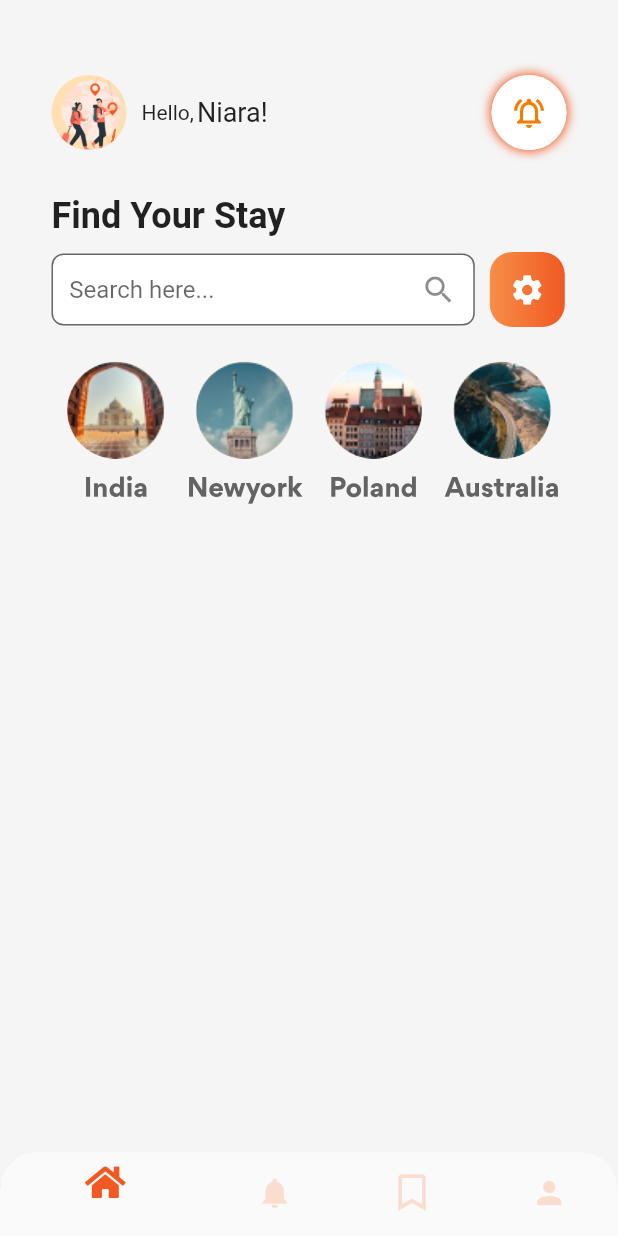
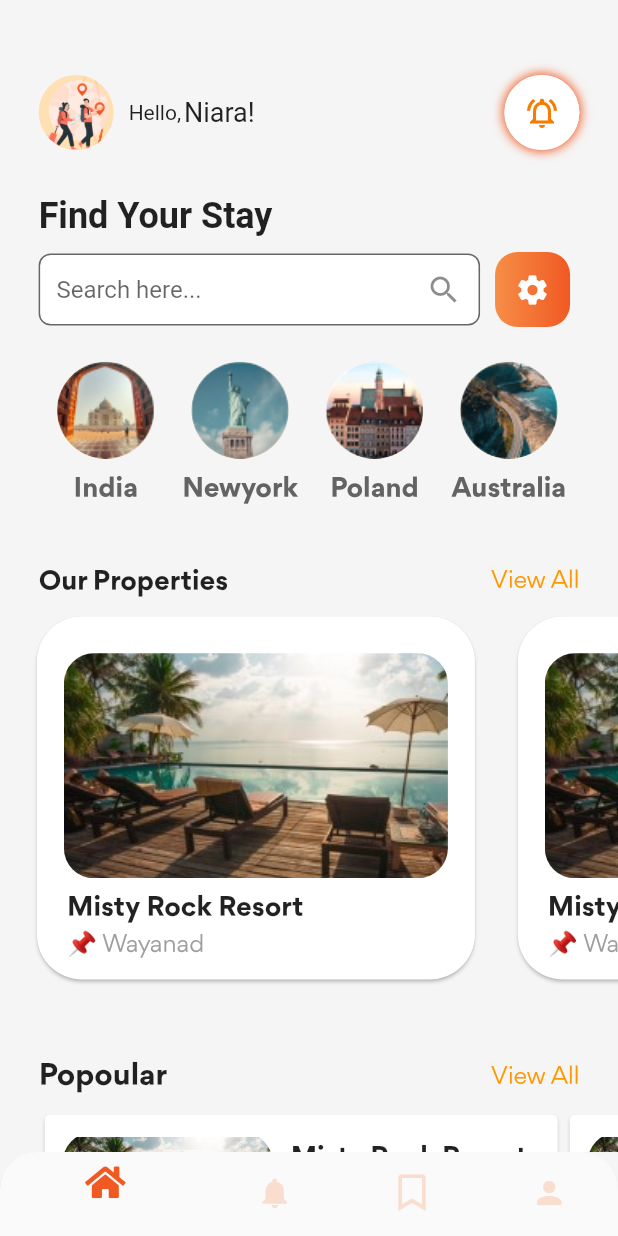
Before and after one commit to EnginBolat/travel_app_ui, a Flutter app: the screen it shows after launch, after a tap on "Get Started", on a phone screen of 412 x 824 dp. Run offline on Flutter 3.47's test engine with Material 2 defaults, Android fonts, the phone set to English and light mode, and no system bars; our stand-ins replace font_awesome_flutter.

Commit message:
Home Page Done

```diff
--- a/lib/main.dart
+++ b/lib/main.dart
@@ -71,7 +71,7 @@ class _MyHomePageState extends State<MyHomePage> {
               textAlign: TextAlign.center,
             ),
             const SizedBox(
-              height: 15,
+              height: 60,
             ),
             const GetStartedButton(),
           ],
--- /dev/null
+++ b/lib/models/hotel.dart
@@ -0,0 +1,21 @@
+import 'hotel_model.dart';
+
+List<Hotel> hotels = [mistyRock,mistyRock2,mistyRock3];
+
+Hotel mistyRock= Hotel(
+  name: "Misty Rock Resort",
+  iUrl: "assets/images/mistyrock.jpg",
+  location: "Wayanad",
+);
+
+Hotel mistyRock2= Hotel(
+  name: "Misty Rock Resort",
+  iUrl: "assets/images/mistyrock.jpg",
+  location: "Wayanad",
+);
+
+Hotel mistyRock3= Hotel(
+  name: "Misty Rock Resort",
+  iUrl: "assets/images/mistyrock.jpg",
+  location: "Wayanad",
+);
--- /dev/null
+++ b/lib/models/hotel_model.dart
@@ -0,0 +1,7 @@
+class Hotel{
+  late String name;
+  late String iUrl;
+  late String location;
+
+  Hotel({required this.name,required this.iUrl,required this.location});
+}
--- a/lib/pages/home_page.dart
+++ b/lib/pages/home_page.dart
@@ -1,5 +1,7 @@
 import 'package:flutter/material.dart';
 import 'package:travel_app_ui/widget/country_list.dart';
+import 'package:travel_app_ui/widget/our_properties.dart';
+import 'package:travel_app_ui/widget/popular_places.dart';
 import '../widget/bottom_navigation_bar.dart';
 import '../widget/search_area.dart';
 import '../widget/top_bar.dart';
@@ -26,7 +28,7 @@ class _HomePageState extends State<HomePage> {
       // ),
       body: SingleChildScrollView(
         child: Padding(
-          padding: const EdgeInsets.symmetric(vertical:50),
+          padding: const EdgeInsets.symmetric(vertical: 50),
           child: Column(
             children: const <Widget>[
               TopBar(),
@@ -38,6 +40,11 @@ class _HomePageState extends State<HomePage> {
                 height: 10,
               ),
               CountryList(),
+              SizedBox(
+                height: 30,
+              ),
+              OurProperties(),
+              PopularPlaces(),
             ],
           ),
         ),
--- a/lib/widget/country_list.dart
+++ b/lib/widget/country_list.dart
@@ -14,16 +14,15 @@ class _CountryListState extends State<CountryList> {
     var deviceWidth = MediaQuery.of(context).size.width;
 
     return Padding(
-      padding: EdgeInsets.symmetric(horizontal: deviceWidth / 12),
-      child: Container(
-        // color:Colors.red,
+      padding: EdgeInsets.symmetric(horizontal: deviceWidth / 16),
+      child: SizedBox(
         height: 120,
         width: deviceWidth,
         child: ListView.builder(
           itemCount: countrys.length,
           scrollDirection: Axis.horizontal,
           itemBuilder: (context, index) => Container(
-            width:  deviceWidth / 4.8 ,
+            width:  deviceWidth / 4.6 ,
             margin: const EdgeInsets.symmetric(vertical: 10),
             child: Column(
               mainAxisAlignment: MainAxisAlignment.center,
--- /dev/null
+++ b/lib/widget/our_properties.dart
@@ -0,0 +1,113 @@
+import 'package:flutter/material.dart';
+import 'package:travel_app_ui/models/hotel.dart';
+
+class OurProperties extends StatefulWidget {
+  const OurProperties({Key? key}) : super(key: key);
+
+  @override
+  State<OurProperties> createState() => _OurPropertiesState();
+}
+
+class _OurPropertiesState extends State<OurProperties> {
+  @override
+  Widget build(BuildContext context) {
+    var deviceWidth = MediaQuery.of(context).size.width;
+    return Column(
+      children: [
+        Padding(
+          padding: EdgeInsets.symmetric(horizontal: deviceWidth / 16),
+          child: Row(
+            mainAxisAlignment: MainAxisAlignment.spaceBetween,
+            children: const [
+              Text(
+                "Our Properties",
+                style: TextStyle(
+                    fontWeight: FontWeight.bold,
+                    fontSize: 18,
+                    fontFamily: "Gordita"),
+              ),
+              Text(
+                "View All",
+                style: TextStyle(
+                    fontSize: 16, fontFamily: "Gordita", color: Colors.orange),
+              ),
+            ],
+          ),
+        ),
+        const SizedBox(
+          height: 10,
+        ),
+        SizedBox(
+          height: 300,
+          child: ListView.builder(
+            scrollDirection: Axis.horizontal,
+            itemCount: hotels.length,
+            itemBuilder: ((context, index) {
+              return Padding(
+                padding: EdgeInsets.only(left: deviceWidth / 20),
+                child: Column(
+                  children: [
+                    SizedBox(
+                      width: 300,
+                      height: 250,
+                      child: Card(
+                        shape: RoundedRectangleBorder(
+                            borderRadius: BorderRadius.circular(30)),
+                        child: Column(
+                          crossAxisAlignment: CrossAxisAlignment.center,
+                          mainAxisAlignment: MainAxisAlignment.center,
+                          children: [
+                            Padding(
+                              padding:
+                                  const EdgeInsets.symmetric(vertical: 10.0),
+                              child: ClipRRect(
+                                borderRadius: BorderRadius.circular(20.0),
+                                child: Image.asset(hotels[index].iUrl),
+                              ),
+                            ),
+                            Padding(
+                              padding:
+                                  const EdgeInsets.symmetric(horizontal: 20.0),
+                              child: Row(
+                                crossAxisAlignment: CrossAxisAlignment.start,
+                                mainAxisAlignment: MainAxisAlignment.start,
+                                children: [
+                                  Column(
+                                    crossAxisAlignment:
+                                        CrossAxisAlignment.start,
+                                    mainAxisAlignment: MainAxisAlignment.center,
+                                    children: [
+                                      Text(
+                                        hotels[index].name,
+                                        style: const TextStyle(
+                                            fontWeight: FontWeight.bold,
+                                            fontSize: 18,
+                                            fontFamily: "Gordita"),
+                                      ),
+                                      const SizedBox(
+                                        height: 5,
+                                      ),
+                                      Text("📌 " + hotels[index].location,
+                                          style: const TextStyle(
+                                              color: Colors.grey,
+                                              fontSize: 16,
+                                              fontFamily: "Gordita")),
+                                    ],
+                                  ),
+                                ],
+                              ),
+                            ),
+                          ],
+                        ),
+                      ),
+                    ),
+                  ],
+                ),
+              );
+            }),
+          ),
+        ),
+      ],
+    );
+  }
+}
--- /dev/null
+++ b/lib/widget/popular_places.dart
@@ -0,0 +1,151 @@
+import 'package:flutter/material.dart';
+import 'package:travel_app_ui/models/hotel.dart';
+
+class PopularPlaces extends StatefulWidget {
+  const PopularPlaces({Key? key}) : super(key: key);
+
+  @override
+  State<PopularPlaces> createState() => _PopularPlacesState();
+}
+
+class _PopularPlacesState extends State<PopularPlaces> {
+  @override
+  Widget build(BuildContext context) {
+    var deviceWidth = MediaQuery.of(context).size.width;
+    return Column(
+      children: [
+        Padding(
+          padding: EdgeInsets.symmetric(horizontal: deviceWidth / 16),
+          child: Row(
+            mainAxisAlignment: MainAxisAlignment.spaceBetween,
+            children: const [
+              Text(
+                "Popoular",
+                style: TextStyle(
+                    fontWeight: FontWeight.bold,
+                    fontSize: 20,
+                    fontFamily: "Gordita"),
+              ),
+              Text(
+                "View All",
+                style: TextStyle(
+                    fontSize: 16, fontFamily: "Gordita", color: Colors.orange),
+              ),
+            ],
+          ),
+        ),
+        const SizedBox(
+          height: 10,
+        ),
+        Padding(
+          padding: EdgeInsets.only(left: deviceWidth / 16),
+          child: SizedBox(
+            height: 120,
+            child: ListView.builder(
+                scrollDirection: Axis.horizontal,
+                itemCount: hotels.length,
+                itemBuilder: ((context, index) {
+                  return SizedBox(
+                    height: 130.0,
+                    width: 350.0,
+                    child: Card(
+                      child: Row(
+                        children: [
+                          Padding(
+                            padding: const EdgeInsets.all(12.0),
+                            child: SizedBox(
+                              width: 140,
+                              height: 90,
+                              child: ClipRRect(
+                                borderRadius: BorderRadius.circular(20.0),
+                                child: Image.asset(hotels[index].iUrl),
+                              ),
+                            ),
+                          ),
+                          Column(
+                            mainAxisAlignment: MainAxisAlignment.center,
+                            crossAxisAlignment: CrossAxisAlignment.start,
+                            children: [
+                              Text(
+                                hotels[index].name,
+                                style: const TextStyle(
+                                    fontWeight: FontWeight.bold,
+                                    fontSize: 18,
+                                    fontFamily: "Gordita"),
+                              ),
+                              const SizedBox(
+                                height: 5,
+                              ),
+                              Text(
+                                "📌 " + hotels[index].location,
+                                style: const TextStyle(
+                                    color: Colors.grey,
+                                    fontSize: 16,
+                                    fontFamily: "Gordita"),
+                              ),
+                              const SizedBox(
+                                height: 10,
+                              ),
+                              SizedBox(
+                                width: 100,
+                                child: Stack(
+                                  children: const [
+                                    Positioned(
+                                      child: SizedBox(
+                                        width: 20,
+                                        height: 20,
+                                        child: CircleAvatar(
+                                          backgroundImage: AssetImage(
+                                              "assets/images/greg.jpg"),
+                                        ),
+                                      ),
+                                    ),
+                                    Positioned(
+                                      left: 12,
+                                      child: SizedBox(
+                                        width: 20,
+                                        height: 20,
+                                        child: CircleAvatar(
+                                          backgroundImage: AssetImage(
+                                              "assets/images/olivia.jpg"),
+                                        ),
+                                      ),
+                                    ),
+                                    Positioned(
+                                      left: 24,
+                                      child: SizedBox(
+                                        width: 20,
+                                        height: 20,
+                                        child: CircleAvatar(
+                                          backgroundImage: AssetImage(
+                                              "assets/images/sam.jpg"),
+                                        ),
+                                      ),
+                                    ),
+                                    Positioned(
+                                      left: 36,
+                                      child: SizedBox(
+                                        width: 20,
+                                        height: 20,
+                                        child: CircleAvatar(
+                                          backgroundImage: AssetImage(
+                                              "assets/images/49.png"),
+                                        ),
+                                      ),
+                                    ),
+                                  ],
+                                ),
+                              )
+                            ],
+                          )
+                        ],
+                      ),
+                    ),
+                  );
+                })),
+          ),
+        )
+      ],
+    );
+  }
+}
--- a/lib/widget/search_area.dart
+++ b/lib/widget/search_area.dart
@@ -14,7 +14,7 @@ class _SearchAreaState extends State<SearchArea> {
     return Column(
       children: [
         Padding(
-          padding: EdgeInsets.symmetric(horizontal: deviceWidth / 12),
+          padding: EdgeInsets.symmetric(horizontal: deviceWidth / 16),
           child: Row(
             children: const [
               Text(
@@ -28,11 +28,11 @@ class _SearchAreaState extends State<SearchArea> {
           height: 10.0,
         ),
         Padding(
-          padding: EdgeInsets.symmetric(horizontal: deviceWidth / 12),
+          padding: EdgeInsets.symmetric(horizontal: deviceWidth / 16),
           child: Row(
             children: [
               SizedBox(
-                width: deviceWidth / 1.46,
+                width: deviceWidth / 1.4,
                 child: TextField(
                   decoration: InputDecoration(
                     contentPadding: const EdgeInsets.symmetric(vertical: 10),
--- a/lib/widget/top_bar.dart
+++ b/lib/widget/top_bar.dart
@@ -12,7 +12,7 @@ class _TopBarState extends State<TopBar> {
   Widget build(BuildContext context) {
     var deviceWidth = MediaQuery.of(context).size.width;
     return Padding(
-      padding: EdgeInsets.symmetric(horizontal: deviceWidth / 12),
+      padding: EdgeInsets.symmetric(horizontal: deviceWidth / 16),
       child: Row(
         mainAxisAlignment: MainAxisAlignment.spaceBetween,
         children: [
```
Also changed, not shown: assets/images/49.png (added), assets/images/greg.jpg (added), assets/images/mistyrock.jpg (added), assets/images/olivia.jpg (added), assets/images/sam.jpg (added).
